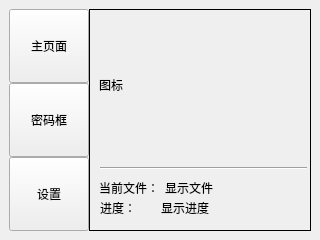
PPJUST/OnlyUnzip, file ui_v1 原文件.ui: the form before one commit.
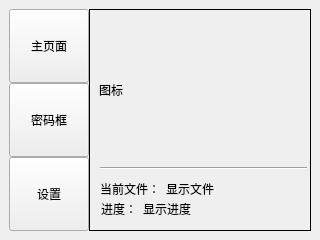
The form after the commit. The open tabs and pages were chosen to show the change.

Commit message: 编写中：UI信息显示，解压模式，套娃压缩包

Diff of the .ui file:
```diff
--- a/ui_v1 原文件.ui
+++ b/ui_v1 原文件.ui
@@ -81,8 +81,8 @@
          <rect>
           <x>9</x>
           <y>9</y>
-          <width>191</width>
-          <height>131</height>
+          <width>211</width>
+          <height>141</height>
          </rect>
         </property>
         <property name="acceptDrops">
@@ -111,69 +111,69 @@
          <enum>Qt::Horizontal</enum>
         </property>
        </widget>
-       <widget class="QWidget" name="layoutWidget">
+       <widget class="QLabel" name="label_4">
         <property name="geometry">
          <rect>
-          <x>9</x>
-          <y>170</y>
-          <width>116</width>
+          <x>11</x>
+          <y>191</y>
+          <width>36</width>
           <height>16</height>
          </rect>
         </property>
-        <layout class="QHBoxLayout" name="horizontalLayout_2">
-         <item>
-          <widget class="QLabel" name="label_3">
-           <property name="maximumSize">
-            <size>
-             <width>60</width>
-             <height>16777215</height>
-            </size>
-           </property>
-           <property name="text">
-            <string>当前文件：</string>
-           </property>
-          </widget>
-         </item>
-         <item>
-          <widget class="QLabel" name="label_current_file">
-           <property name="text">
-            <string>显示文件</string>
-           </property>
-          </widget>
-         </item>
-        </layout>
+        <property name="maximumSize">
+         <size>
+          <width>16777215</width>
+          <height>16777215</height>
+         </size>
+        </property>
+        <property name="text">
+         <string>进度：</string>
+        </property>
        </widget>
-       <widget class="QWidget" name="layoutWidget">
+       <widget class="QLabel" name="label_schedule">
+        <property name="geometry">
+         <rect>
+          <x>53</x>
+          <y>191</y>
+          <width>48</width>
+          <height>16</height>
+         </rect>
+        </property>
+        <property name="text">
+         <string>显示进度</string>
+        </property>
+       </widget>
+       <widget class="QLabel" name="label_3">
         <property name="geometry">
          <rect>
           <x>10</x>
-          <y>190</y>
-          <width>116</width>
+          <y>171</y>
+          <width>60</width>
           <height>16</height>
          </rect>
         </property>
-        <layout class="QHBoxLayout" name="horizontalLayout_3">
-         <item>
-          <widget class="QLabel" name="label_4">
-           <property name="maximumSize">
-            <size>
-             <width>60</width>
-             <height>16777215</height>
-            </size>
-           </property>
-           <property name="text">
-            <string>进度：</string>
-           </property>
-          </widget>
-         </item>
-         <item>
-          <widget class="QLabel" name="label_schedule">
-           <property name="text">
-            <string>显示进度</string>
-           </property>
-          </widget>
-         </item>
-        </layout>
+        <property name="maximumSize">
+         <size>
+          <width>16777215</width>
+          <height>16777215</height>
+         </size>
+        </property>
+        <property name="text">
+         <string>当前文件：</string>
+        </property>
+       </widget>
+       <widget class="QLabel" name="label_current_file">
+        <property name="geometry">
+         <rect>
+          <x>76</x>
+          <y>171</y>
+          <width>48</width>
+          <height>16</height>
+         </rect>
+        </property>
+        <property name="text">
+         <string>显示文件</string>
+        </property>
        </widget>
       </widget>
       <widget class="QWidget" name="page_2">
```
Left out of the diff: 54 changed lines with no effect on the pictures. The commit also changes 1 other file.
